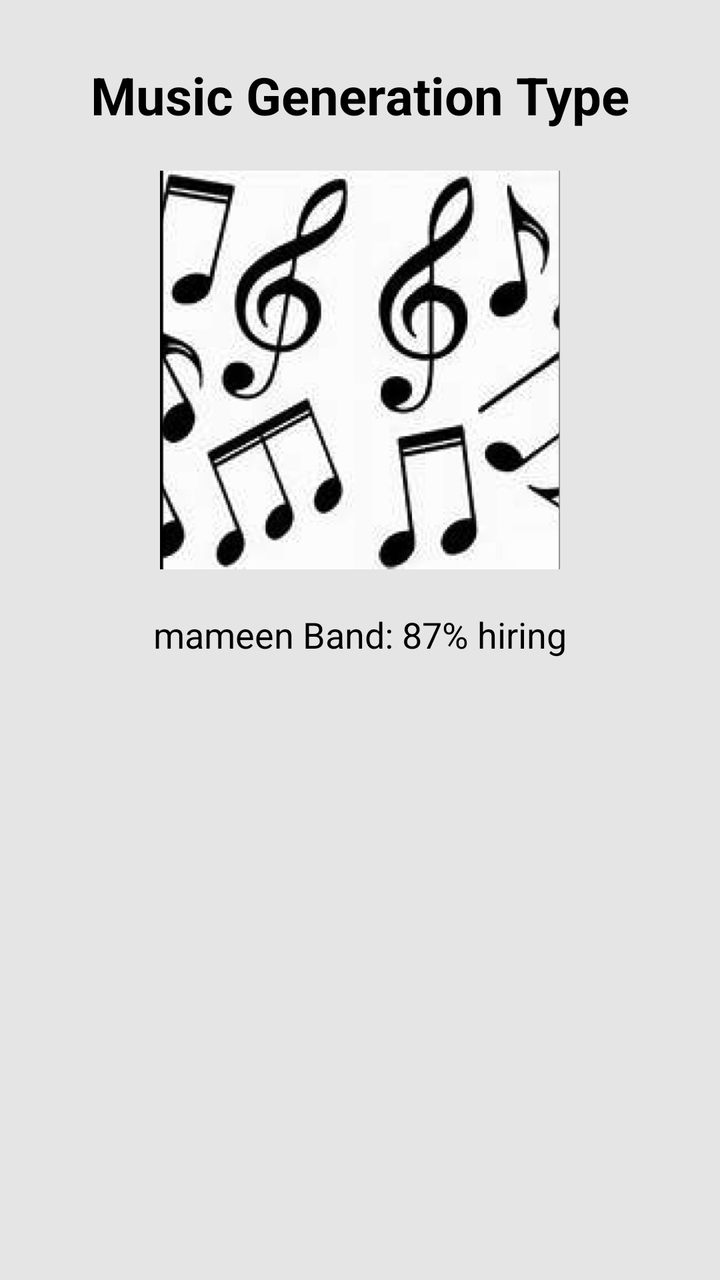
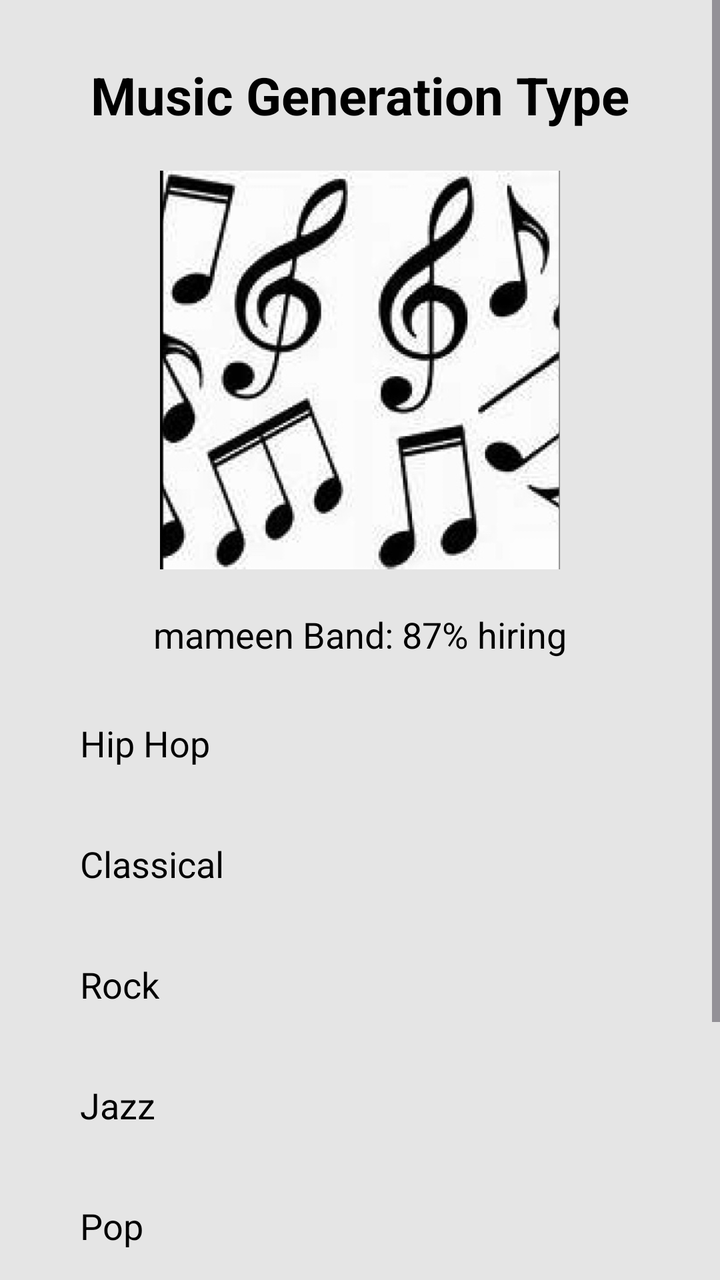

Two renders of the same Android screen: before a commit and after it. Below are the layout's source before the change and the commit's diff.
<!-- AndroidManifest.xml: application theme Theme.MyApplication -->
<!-- res/layout/activity_music_generation_type.xml -->
<?xml version="1.0" encoding="utf-8"?>
<ScrollView xmlns:android="http://schemas.android.com/apk/res/android"
    android:layout_width="match_parent"
    android:layout_height="match_parent"
    android:background="#E5E5E5">

    <LinearLayout
        android:orientation="vertical"
        android:layout_width="match_parent"
        android:layout_height="wrap_content"
        android:gravity="center"
        android:padding="30dp">

        <TextView
            android:layout_width="wrap_content"
            android:layout_height="wrap_content"
            android:text="Music Generation Type"
            android:textColor="#000000"
            android:textSize="26sp"
            android:textStyle="bold"
            android:paddingBottom="20dp"/>

        <ImageView
            android:layout_width="200dp"
            android:layout_height="200dp"
            android:src="@drawable/music_generation_type" />

        <TextView
            android:layout_width="wrap_content"
            android:layout_height="wrap_content"
            android:text="mameen Band: 87% hiring"
            android:textColor="#000000"
            android:textSize="18sp"
            android:paddingTop="20dp" />

    </LinearLayout>
</ScrollView>
<!-- resources referenced by this layout -->
<resources>
  <!-- drawable music_generation_type: jpeg bitmap (drawable, 70566 bytes) -->
  <style name="Theme.MyApplication" parent="Base.Theme.MyApplication" />
  <style name="Base.Theme.MyApplication" parent="Theme.Material3.DayNight.NoActionBar">
          
          
      </style>
</resources>

<!-- the commit's change to res/layout/activity_music_generation_type.xml (unified diff, before → after) -->
@@ -11,6 +11,7 @@
         android:gravity="center"
         android:padding="30dp">
 
+        
         <TextView
             android:layout_width="wrap_content"
             android:layout_height="wrap_content"
@@ -20,11 +21,13 @@
             android:textStyle="bold"
             android:paddingBottom="20dp"/>
 
+        
         <ImageView
             android:layout_width="200dp"
             android:layout_height="200dp"
             android:src="@drawable/music_generation_type" />
 
+        
         <TextView
             android:layout_width="wrap_content"
             android:layout_height="wrap_content"
@@ -33,5 +36,104 @@
             android:textSize="18sp"
             android:paddingTop="20dp" />
 
+        
+        <TextView
+            android:id="@+id/textViewGenre2"
+            android:layout_width="match_parent"
+            android:layout_height="wrap_content"
+            android:text="Hip Hop"
+            android:textColor="#000000"
+            android:textSize="18sp"
+            android:layout_marginTop="20dp"
+            android:layout_marginBottom="16dp"
+            android:clickable="true"
+            android:focusable="false"
+            android:padding="10dp"
+            android:background="?android:attr/selectableItemBackground" />
+
+        
+        <TextView
+            android:id="@+id/textViewGenre3"
+            android:layout_width="match_parent"
+            android:layout_height="wrap_content"
+            android:text="Classical"
+            android:textColor="#000000"
+            android:textSize="18sp"
+            android:layout_marginBottom="16dp"
+            android:clickable="true"
+            android:focusable="false"
+            android:padding="10dp"
+            android:background="?android:attr/selectableItemBackground" />
+
+        
+        <TextView
+            android:id="@+id/textViewGenre4"
+            android:layout_width="match_parent"
+            android:layout_height="wrap_content"
+            android:text="Rock"
+            android:textColor="#000000"
+            android:textSize="18sp"
+            android:layout_marginBottom="16dp"
+            android:clickable="true"
+            android:focusable="false"
+            android:padding="10dp"
+            android:background="?android:attr/selectableItemBackground" />
+
+        
+        <TextView
+            android:id="@+id/textViewGenre5"
+            android:layout_width="match_parent"
+            android:layout_height="wrap_content"
+            android:text="Jazz"
+            android:textColor="#000000"
+            android:textSize="18sp"
+            android:layout_marginBottom="16dp"
+            android:clickable="true"
+            android:focusable="false"
+            android:padding="10dp"
+            android:background="?android:attr/selectableItemBackground" />
+
+        
+        <TextView
+            android:id="@+id/textViewGenre6"
+            android:layout_width="match_parent"
+            android:layout_height="wrap_content"
+            android:text="Pop"
+            android:textColor="#000000"
+            android:textSize="18sp"
+            android:layout_marginBottom="16dp"
+            android:clickable="true"
+            android:focusable="false"
+            android:padding="10dp"
+            android:background="?android:attr/selectableItemBackground" />
+
+        
+        <TextView
+            android:id="@+id/textViewGenre7"
+            android:layout_width="match_parent"
+            android:layout_height="wrap_content"
+            android:text="EDM"
+            android:textColor="#000000"
+            android:textSize="18sp"
+            android:layout_marginBottom="16dp"
+            android:clickable="true"
+            android:focusable="false"
+            android:padding="10dp"
+            android:background="?android:attr/selectableItemBackground" />
+
+        
+        <TextView
+            android:id="@+id/textViewGenre8"
+            android:layout_width="match_parent"
+            android:layout_height="wrap_content"
+            android:text="Country"
+            android:textColor="#000000"
+            android:textSize="18sp"
+            android:layout_marginBottom="16dp"
+            android:clickable="true"
+            android:focusable="false"
+            android:padding="10dp"
+            android:background="?android:attr/selectableItemBackground" />
+
     </LinearLayout>
 </ScrollView>
